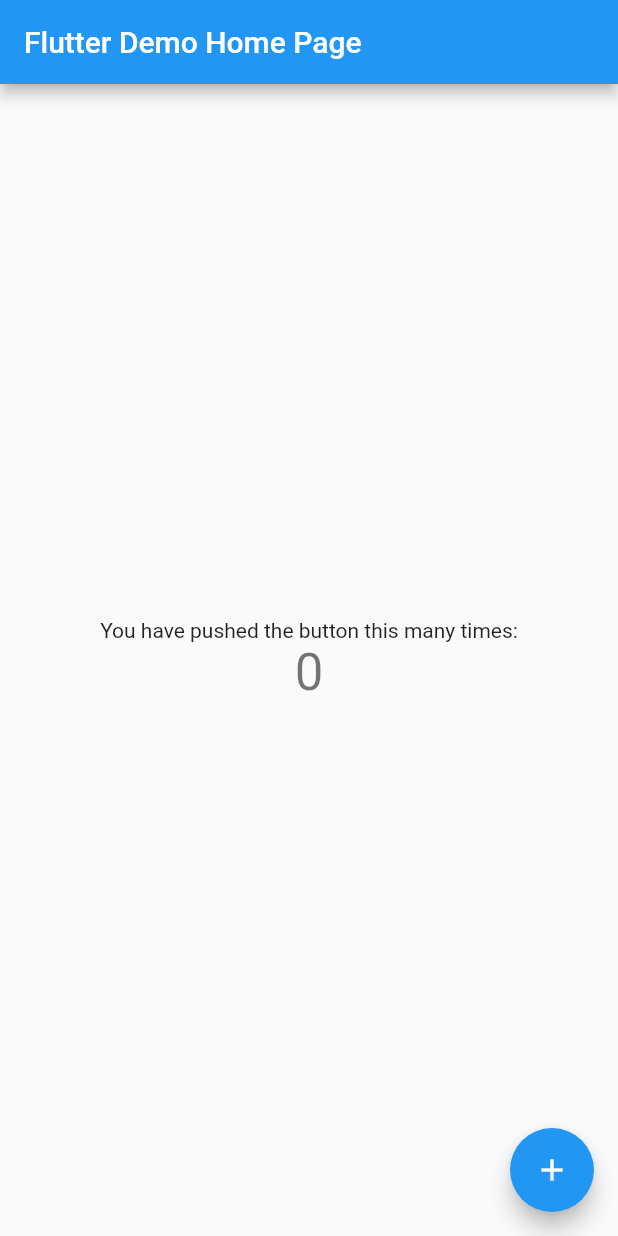
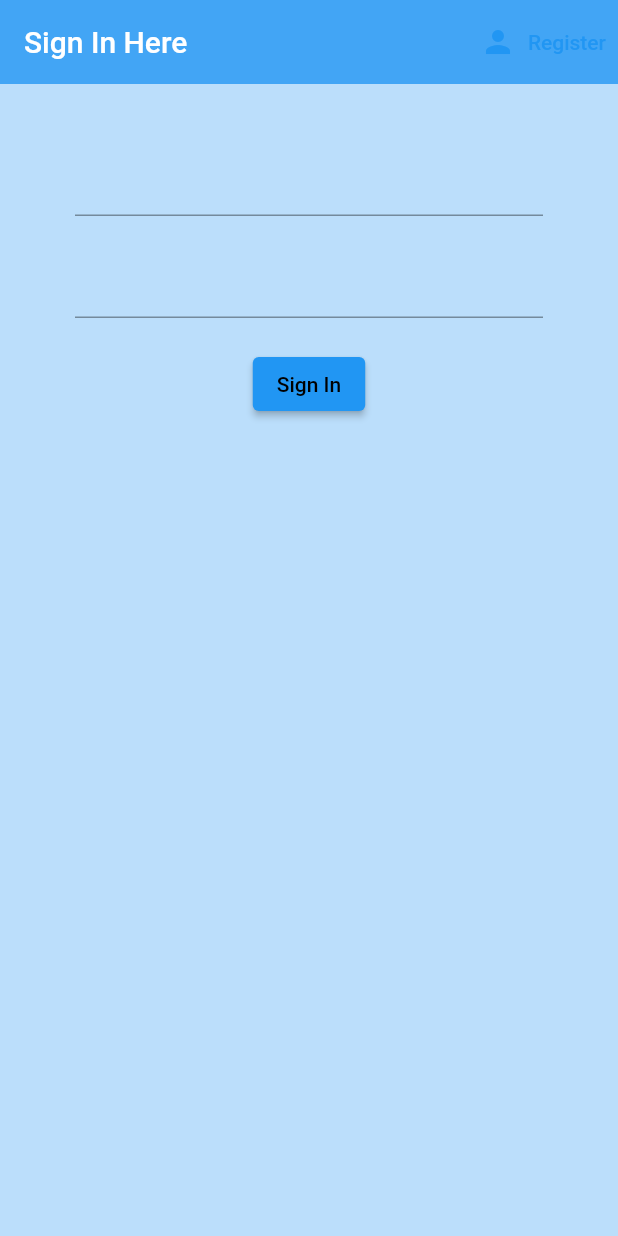
Before and after one commit to dhartman5/cs4360-assignment1, a Flutter app: the screen it shows after launch, on a phone screen of 412 x 824 dp. Run offline on Flutter 3.47's test engine with Material 2 defaults, Android fonts, the phone set to English and light mode, and no system bars; our stand-ins replace firebase_auth, firebase_core; accounts and stored records are empty.

Commit message:
working app with splash screen and sign in

```diff
--- a/lib/main.dart
+++ b/lib/main.dart
@@ -1,6 +1,13 @@
+import 'package:assignment1/screens/wrapper.dart';
+import 'package:assignment1/services/auth.dart';
 import 'package:flutter/material.dart';
+import 'package:firebase_core/firebase_core.dart';
+import 'package:provider/provider.dart';
+import 'models/user.dart';
 
-void main() {
+Future main() async {
+  WidgetsFlutterBinding.ensureInitialized();
+  await Firebase.initializeApp();
   runApp(MyApp());
 }
 
@@ -8,106 +15,12 @@ class MyApp extends StatelessWidget {
   // This widget is the root of your application.
   @override
   Widget build(BuildContext context) {
-    return MaterialApp(
-      title: 'Flutter Demo',
-      theme: ThemeData(
-        // This is the theme of your application.
-        //
-        // Try running your application with "flutter run". You'll see the
-        // application has a blue toolbar. Then, without quitting the app, try
-        // changing the primarySwatch below to Colors.green and then invoke
-        // "hot reload" (press "r" in the console where you ran "flutter run",
-        // or simply save your changes to "hot reload" in a Flutter IDE).
-        // Notice that the counter didn't reset back to zero; the application
-        // is not restarted.
-        primarySwatch: Colors.blue,
+    return StreamProvider<MyUser?>(
+      create: (_) => AuthService().user,
+      initialData: null,
+      child: MaterialApp(
+        home: Wrapper(),
       ),
-      home: MyHomePage(title: 'Flutter Demo Home Page'),
     );
   }
 }
-
-class MyHomePage extends StatefulWidget {
-  MyHomePage({Key? key, required this.title}) : super(key: key);
-
-  // This widget is the home page of your application. It is stateful, meaning
-  // that it has a State object (defined below) that contains fields that affect
-  // how it looks.
-
-  // This class is the configuration for the state. It holds the values (in this
-  // case the title) provided by the parent (in this case the App widget) and
-  // used by the build method of the State. Fields in a Widget subclass are
-  // always marked "final".
-
-  final String title;
-
-  @override
-  _MyHomePageState createState() => _MyHomePageState();
-}
-
-class _MyHomePageState extends State<MyHomePage> {
-  int _counter = 0;
-
-  void _incrementCounter() {
-    setState(() {
-      // This call to setState tells the Flutter framework that something has
-      // changed in this State, which causes it to rerun the build method below
-      // so that the display can reflect the updated values. If we changed
-      // _counter without calling setState(), then the build method would not be
-      // called again, and so nothing would appear to happen.
-      _counter++;
-    });
-  }
-
-  @override
-  Widget build(BuildContext context) {
-    // This method is rerun every time setState is called, for instance as done
-    // by the _incrementCounter method above.
-    //
-    // The Flutter framework has been optimized to make rerunning build methods
-    // fast, so that you can just rebuild anything that needs updating rather
-    // than having to individually change instances of widgets.
-    return Scaffold(
-      appBar: AppBar(
-        // Here we take the value from the MyHomePage object that was created by
-        // the App.build method, and use it to set our appbar title.
-        title: Text(widget.title),
-      ),
-      body: Center(
-        // Center is a layout widget. It takes a single child and positions it
-        // in the middle of the parent.
-        child: Column(
-          // Column is also a layout widget. It takes a list of children and
-          // arranges them vertically. By default, it sizes itself to fit its
-          // children horizontally, and tries to be as tall as its parent.
-          //
-          // Invoke "debug painting" (press "p" in the console, choose the
-          // "Toggle Debug Paint" action from the Flutter Inspector in Android
-          // Studio, or the "Toggle Debug Paint" command in Visual Studio Code)
-          // to see the wireframe for each widget.
-          //
-          // Column has various properties to control how it sizes itself and
-          // how it positions its children. Here we use mainAxisAlignment to
-          // center the children vertically; the main axis here is the vertical
-          // axis because Columns are vertical (the cross axis would be
-          // horizontal).
-          mainAxisAlignment: MainAxisAlignment.center,
-          children: <Widget>[
-            Text(
-              'You have pushed the button this many times:',
-            ),
-            Text(
-              '$_counter',
-              style: Theme.of(context).textTheme.headline4,
-            ),
-          ],
-        ),
-      ),
-      floatingActionButton: FloatingActionButton(
-        onPressed: _incrementCounter,
-        tooltip: 'Increment',
-        child: Icon(Icons.add),
-      ), // This trailing comma makes auto-formatting nicer for build methods.
-    );
-  }
-}
--- /dev/null
+++ b/lib/models/user.dart
@@ -0,0 +1,7 @@
+import 'package:flutter/material.dart';
+
+class MyUser {
+  final String uid;
+
+  MyUser({required this.uid, DateTime? registrationDate});
+}
--- /dev/null
+++ b/lib/screens/authenticate/authenticate.dart
@@ -0,0 +1,24 @@
+import 'package:assignment1/screens/authenticate/register.dart';
+import 'package:assignment1/screens/authenticate/sign_in.dart';
+import 'package:flutter/material.dart';
+
+class Authenticate extends StatefulWidget {
+  @override
+  _AuthenticateState createState() => _AuthenticateState();
+}
+
+class _AuthenticateState extends State<Authenticate> {
+  bool showSignIn = true;
+  void toggleView() {
+    setState(() => showSignIn = !showSignIn);
+  }
+
+  @override
+  Widget build(BuildContext context) {
+    if (showSignIn == true) {
+      return SignIn(toggleView: toggleView);
+    } else {
+      return Register(toggleView: toggleView);
+    }
+  }
+}
--- /dev/null
+++ b/lib/screens/authenticate/sign_in.dart
@@ -0,0 +1,65 @@
+import 'package:flutter/material.dart';
+import 'package:assignment1/services/auth.dart';
+
+class SignIn extends StatefulWidget {
+  final Function toggleView;
+  SignIn({required this.toggleView});
+
+  @override
+  _SignInState createState() => _SignInState();
+}
+
+class _SignInState extends State<SignIn> {
+  final AuthService _auth = AuthService();
+
+  // text field state
+  String email = '';
+  String password = '';
+
+  @override
+  Widget build(BuildContext context) {
+    return Scaffold(
+      backgroundColor: Colors.blue[100],
+      appBar: AppBar(
+          backgroundColor: Colors.blue[400],
+          elevation: 0.0,
+          title: Text('Sign In Here'),
+          actions: <Widget>[
+            TextButton.icon(
+              icon: Icon(Icons.person),
+              label: Text('Register'),
+              onPressed: () {
+                widget.toggleView();
+              },
+            )
+          ]),
+      body: Container(
+          padding: EdgeInsets.symmetric(vertical: 20.0, horizontal: 50.0),
+          child: Form(
+              child: Column(
+            children: <Widget>[
+              SizedBox(height: 20.0),
+              TextFormField(onChanged: (val) {
+                setState(() => email = val);
+              }),
+              SizedBox(height: 20.0),
+              TextFormField(
+                  obscureText: true,
+                  onChanged: (val) {
+                    setState(() => password = val);
+                  }),
+              SizedBox(height: 20.0),
+              ElevatedButton(
+                  child: Text(
+                    'Sign In',
+                    style: TextStyle(color: Colors.black),
+                  ),
+                  onPressed: () async {
+                    print(email);
+                    print(password);
+                  })
+            ],
+          ))),
+    );
+  }
+}
--- /dev/null
+++ b/lib/screens/wrapper.dart
@@ -0,0 +1,19 @@
+import 'package:assignment1/models/user.dart';
+import 'package:assignment1/screens/home/home.dart';
+import 'package:flutter/material.dart';
+import 'package:provider/provider.dart';
+import 'authenticate/authenticate.dart';
+
+class Wrapper extends StatelessWidget {
+  @override
+  Widget build(BuildContext context) {
+    final user = Provider.of<MyUser?>(context);
+    // return either home or authenticate widget
+    // ignore: unnecessary_null_comparison
+    if (user == null) {
+      return Authenticate();
+    } else {
+      return Home();
+    }
+  }
+}
```
Also changed, not shown: lib/screens/authenticate/register.dart (added, +69 -0 lines), lib/screens/home/home.dart (added, +27 -0 lines), lib/services/auth.dart (added, +81 -0 lines), pubspec.yaml (+7 -2 lines), pubspec.lock, 4 other files.
